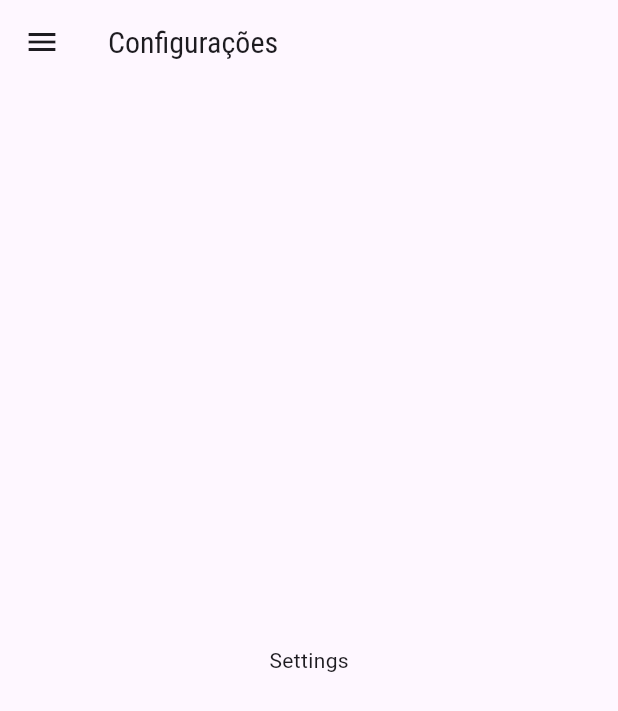
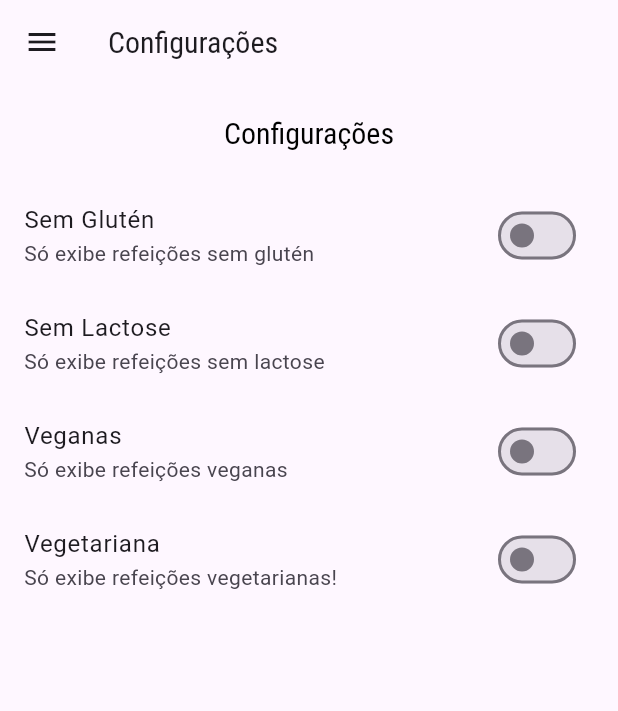
Before and after one commit to tiagors09/meals, a Flutter app: the SettingsScreen screen opened by its route, on a phone screen of 412 x 824 dp. Shown: the top 711 px of the screen. Run offline on Flutter 3.47's test engine with Material 3 defaults, Android fonts, the phone set to English and light mode, and no system bars.

Commit message:
settings_screen.dart:  added switches to filter meals

```diff
--- a/lib/screens/settings_screen.dart
+++ b/lib/screens/settings_screen.dart
@@ -1,8 +1,45 @@
 import 'package:flutter/material.dart';
 import 'package:meals/components/main_drawer.dart';
+import 'package:meals/models/settings.dart';
 
-class SettingsScreen extends StatelessWidget {
-  const SettingsScreen({super.key});
+class SettingsScreen extends StatefulWidget {
+  final Settings settings;
+  final Function(Settings) onSettingsChanged;
+
+  const SettingsScreen({
+    super.key,
+    required this.onSettingsChanged,
+    required this.settings,
+  });
+
+  @override
+  State<SettingsScreen> createState() => _SettingsScreenState();
+}
+
+class _SettingsScreenState extends State<SettingsScreen> {
+  late Settings settings;
+
+  @override
+  void initState() {
+    super.initState();
+    settings = widget.settings;
+  }
+
+  Widget _createSwitch(
+    String title,
+    String subtitle,
+    bool value,
+    Function(bool)? onChanged,
+  ) =>
+      SwitchListTile.adaptive(
+        title: Text(title),
+        subtitle: Text(subtitle),
+        value: value,
+        onChanged: (value) {
+          onChanged!(value);
+          widget.onSettingsChanged(settings);
+        },
+      );
 
   @override
   Widget build(BuildContext context) {
@@ -11,8 +48,54 @@ class SettingsScreen extends StatelessWidget {
         title: const Text('Configurações'),
       ),
       drawer: const MainDrawer(),
-      body: const Center(
-        child: Text('Settings'),
+      body: Column(
+        children: [
+          Container(
+            padding: const EdgeInsets.all(20),
+            child: Text(
+              'Configurações',
+              style: Theme.of(context).textTheme.titleLarge,
+            ),
+          ),
+          Expanded(
+            child: ListView(
+              children: <Widget>[
+                _createSwitch(
+                  'Sem Glutén',
+                  'Só exibe refeições sem glutén',
+                  settings.isGlutenFree,
+                  (value) => setState(
+                    () => settings.isGlutenFree = value,
+                  ),
+                ),
+                _createSwitch(
+                  'Sem Lactose',
+                  'Só exibe refeições sem lactose',
+                  settings.isLactoseFree,
+                  (value) => setState(
+                    () => settings.isLactoseFree = value,
+                  ),
+                ),
+                _createSwitch(
+                  'Veganas',
+                  'Só exibe refeições veganas',
+                  settings.isVegan,
+                  (value) => setState(
+                    () => settings.isVegan = value,
+                  ),
+                ),
+                _createSwitch(
+                  'Vegetariana',
+                  'Só exibe refeições vegetarianas!',
+                  settings.isVegetarian,
+                  (value) => setState(
+                    () => settings.isVegetarian = value,
+                  ),
+                )
+              ],
+            ),
+          ),
+        ],
       ),
     );
   }
```
